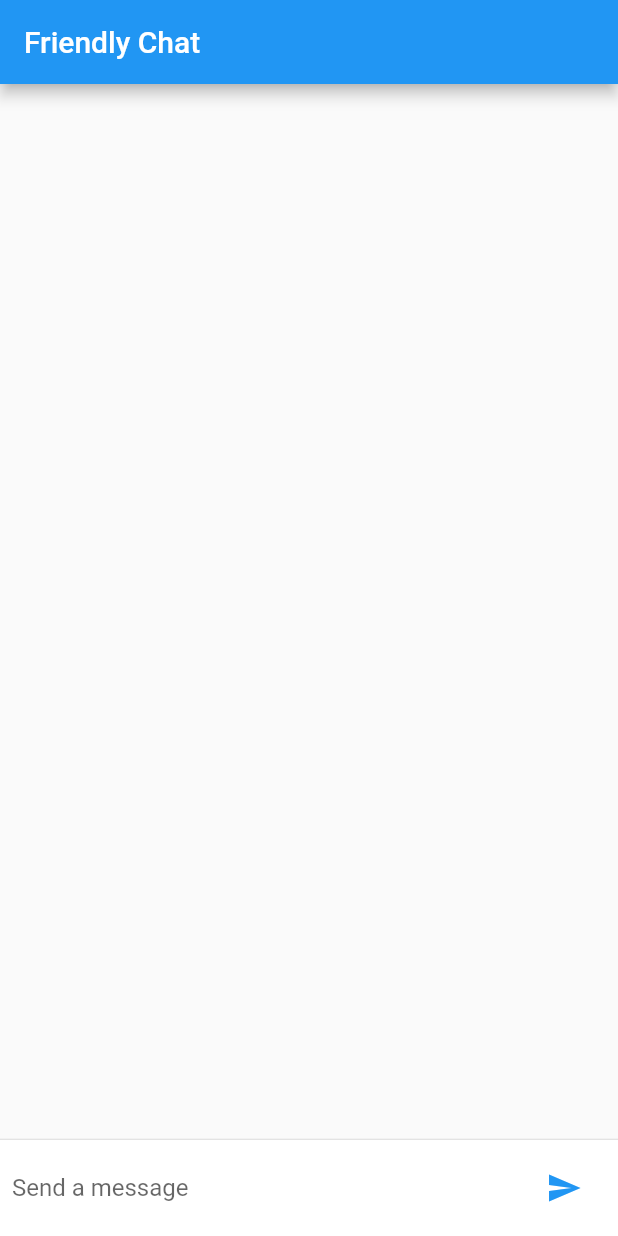
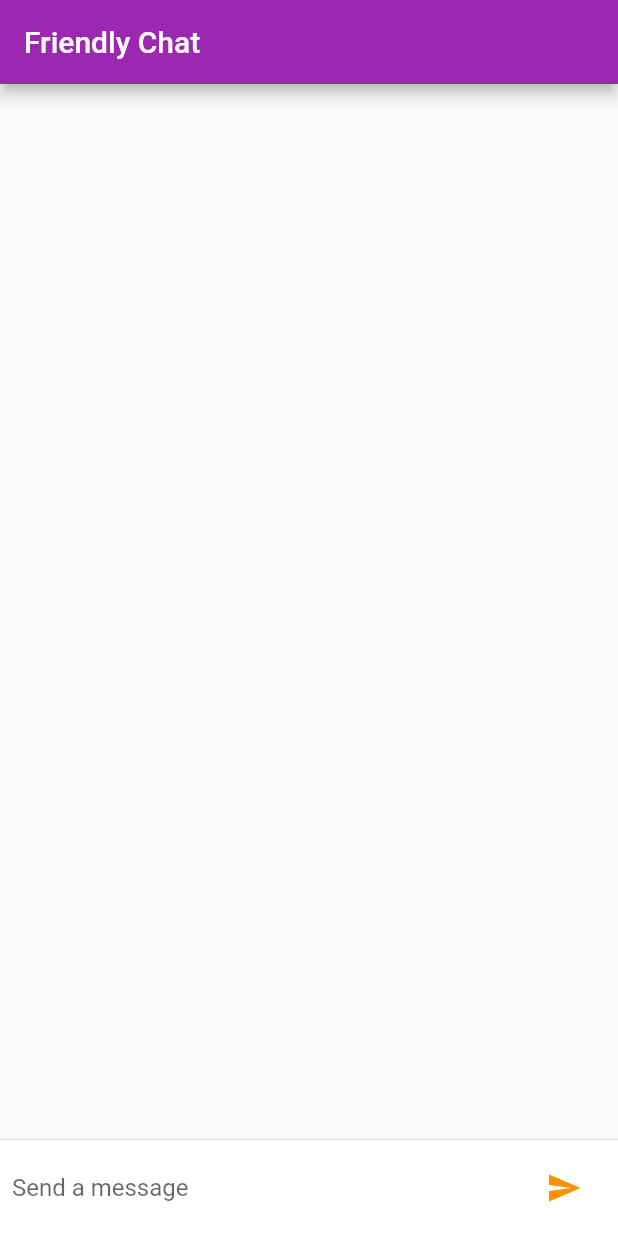
Before and after one commit to DeveloperVasu/friendly_chat, a Flutter app: the screen it shows after launch, on a phone screen of 412 x 824 dp. Run offline on Flutter 3.47's test engine with Material 2 defaults, Android fonts, the phone set to English and light mode, and no system bars.

Commit message:
Final Touches

```diff
--- a/lib/main.dart
+++ b/lib/main.dart
@@ -1,4 +1,17 @@
+import 'package:flutter/cupertino.dart';
 import 'package:flutter/material.dart';
+import 'package:flutter/foundation.dart';
+
+final ThemeData kIOSTheme = ThemeData(
+  primarySwatch: Colors.orange,
+  primaryColor: Colors.grey[100],
+  primaryColorBrightness: Brightness.light,
+);
+
+final ThemeData kDefaultTheme = ThemeData(
+  primarySwatch: Colors.purple,
+  accentColor: Colors.orangeAccent[400],
+);
 
 void main() {
   runApp(
@@ -6,7 +19,7 @@ void main() {
   );
 }
 
-class FriendlyChatApp  extends StatelessWidget {
+class FriendlyChatApp extends StatelessWidget {
   const FriendlyChatApp({
     Key key,
   }) : super(key: key);
@@ -15,29 +28,37 @@ class FriendlyChatApp  extends StatelessWidget {
   Widget build(BuildContext context) {
     return MaterialApp(
       title: 'FriendlyChat',
+      theme: defaultTargetPlatform == TargetPlatform.iOS
+          ? kIOSTheme
+          : kDefaultTheme,
       home: ChatScreen(),
     );
   }
 }
 
 class ChatMessage extends StatelessWidget {
-
-  ChatMessage({@required this.text});
+  ChatMessage({@required this.text, @required this.animationController});
   final String text;
+  final AnimationController animationController;
   final String _name = 'Vasu Vallabh';
 
   @override
   Widget build(BuildContext context) {
-    return Container(
+    return FadeTransition(
+      opacity: animationController,
+      child: Container(
         margin: EdgeInsets.symmetric(vertical: 10.0),
         child: Row(
           crossAxisAlignment: CrossAxisAlignment.start,
           children: [
             Container(
               margin: const EdgeInsets.all(16.0),
-            child: CircleAvatar(child: Text(_name[0]),),
+              child: CircleAvatar(
+                child: Text(_name[0]),
               ),
-          Column(
+            ),
+            Expanded(
+              child: Column(
                 crossAxisAlignment: CrossAxisAlignment.start,
                 children: [
                   Text(_name, style: Theme.of(context).textTheme.headline4),
@@ -46,30 +67,42 @@ class ChatMessage extends StatelessWidget {
                     child: Text(text),
                   )
                 ],
+              ),
             )
           ],
+        ),
       ),
     );
   }
 }
-
 
 class ChatScreen extends StatefulWidget {
   @override
   _ChatScreenState createState() => _ChatScreenState();
 }
 
-class _ChatScreenState extends State<ChatScreen> {
+class _ChatScreenState extends State<ChatScreen> with TickerProviderStateMixin {
   final List<ChatMessage> _messages = [];
   final _textController = TextEditingController();
-  final FocusNode _focusNode = FocusNode();    // NEW
+  bool _isComposing = false;
+  final FocusNode _focusNode = FocusNode(); // NEW
   void _handleSubmitted(String text) {
     _textController.clear();
-    ChatMessage chatMessage = ChatMessage(text: text);
     setState(() {
-      _messages.insert(0, ChatMessage(text: text));
+      _isComposing = false;
     });
-    _focusNode.requestFocus();  // NEW
+    var message = ChatMessage(
+      text: text,
+      animationController: AnimationController(
+        duration: const Duration(milliseconds: 500),
+        vsync: this,
+      ),
+    );
+    setState(() {
+      _messages.insert(0, message);
+    });
+    _focusNode.requestFocus();
+    message.animationController.forward();
   }
 
   Widget _buildTextComposer() {
@@ -80,20 +113,31 @@ class _ChatScreenState extends State<ChatScreen> {
           Flexible(
             child: TextField(
               controller: _textController,
-              onSubmitted: _handleSubmitted,
+              onChanged: (String text) {
+                setState(() {
+                  _isComposing = text.length > 0;
+                });
+              },
+              onSubmitted: _isComposing ? _handleSubmitted : null,
               decoration: InputDecoration.collapsed(hintText: 'Send a message'),
-              focusNode: _focusNode,  // NEW
+              focusNode: _focusNode, // NEW
             ),
           ),
           IconTheme(
             data: IconThemeData(color: Theme.of(context).accentColor),
             child: Container(
               margin: EdgeInsets.symmetric(horizontal: 4.0),
-              child: IconButton(icon: const Icon(Icons.send), onPressed: () =>
-                _handleSubmitted(_textController.text)
+              child: Theme.of(context).platform == TargetPlatform.iOS ?
+                CupertinoButton (
+                child: Text('Send'),
+                onPressed: _isComposing ? () => _handleSubmitted(_textController.text) : null, ) :
+              IconButton(
+                    icon: const Icon(Icons.send),
+                    onPressed: () => _isComposing
+                        ? _handleSubmitted(_textController.text)
+                        : null),
               ),
             ),
-          )
         ],
       ),
     );
@@ -104,23 +148,34 @@ class _ChatScreenState extends State<ChatScreen> {
     return Scaffold(
         appBar: AppBar(
           title: Text('Friendly Chat'),
+          elevation:
+              Theme.of(context).platform == TargetPlatform.iOS ? 0.0 : 4.0,
         ),
         body: Column(
           children: [
             Flexible(
-              child: ListView.builder(itemBuilder: (_,int index) =>_messages[index],
+                child: ListView.builder(
+              itemBuilder: (context, int index) => _messages[index],
               padding: EdgeInsets.all(8.0),
               reverse: true,
               itemCount: _messages.length,
             )),
-          Divider(height: 1.0,),
+            Divider(
+              height: 1.0,
+            ),
             Container(
-            decoration: BoxDecoration(
-              color: Theme.of(context).cardColor),
+              decoration: BoxDecoration(color: Theme.of(context).cardColor),
               child: _buildTextComposer(),
             ),
           ],
-      )
-    );
+        ));
+  }
+
+  @override
+  void dispose() {
+    for (var message in _messages) {
+      message.animationController.dispose();
+    }
+    super.dispose();
   }
 }
```
Lines whose indentation alone changed are shown as unchanged.
